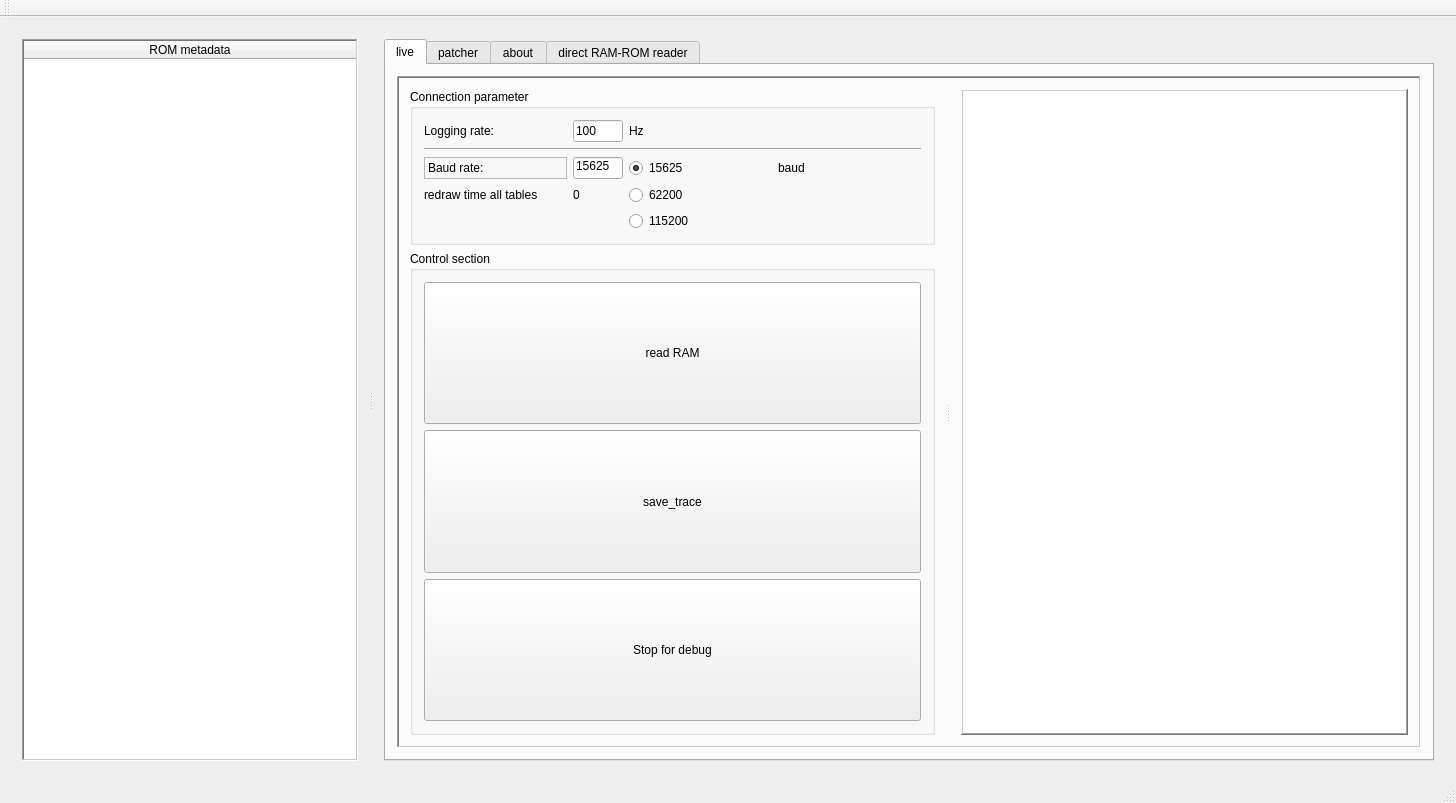
The window that mainwindow.ui (DowJhob/Evo-live-map) describes before a commit, drawn with Qt 5.
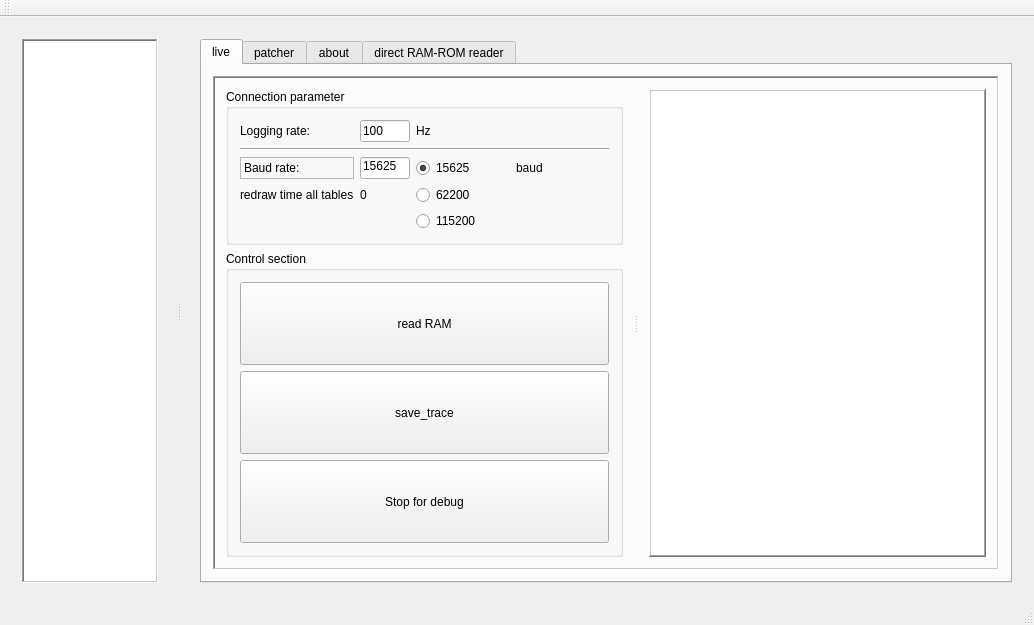
The same window after the commit.

Patch:
```diff
--- a/mainwindow.ui
+++ b/mainwindow.ui
@@ -6,8 +6,8 @@
    <rect>
     <x>0</x>
     <y>0</y>
-    <width>1456</width>
-    <height>803</height>
+    <width>1034</width>
+    <height>596</height>
    </rect>
   </property>
   <property name="sizePolicy">
@@ -68,9 +68,18 @@
    <layout class="QGridLayout" name="gridLayout_5">
     <item row="0" column="0">
      <widget class="QSplitter" name="splitter">
+      <property name="sizePolicy">
+       <sizepolicy hsizetype="Expanding" vsizetype="Expanding">
+        <horstretch>0</horstretch>
+        <verstretch>0</verstretch>
+       </sizepolicy>
+      </property>
       <property name="orientation">
        <enum>Qt::Horizontal</enum>
       </property>
+      <property name="handleWidth">
+       <number>20</number>
+      </property>
       <widget class="QWidget" name="horizontalLayoutWidget">
        <layout class="QHBoxLayout" name="horizontalLayout">
         <item>
@@ -85,13 +94,13 @@
            <enum>QFrame::WinPanel</enum>
           </property>
           <property name="headerHidden">
-           <bool>false</bool>
+           <bool>true</bool>
           </property>
           <property name="columnCount">
            <number>1</number>
           </property>
           <attribute name="headerVisible">
-           <bool>true</bool>
+           <bool>false</bool>
           </attribute>
           <attribute name="headerDefaultSectionSize">
            <number>100</number>
@@ -123,7 +132,7 @@
            <bool>true</bool>
           </property>
           <property name="sizePolicy">
-           <sizepolicy hsizetype="Expanding" vsizetype="Expanding">
+           <sizepolicy hsizetype="MinimumExpanding" vsizetype="Expanding">
             <horstretch>0</horstretch>
             <verstretch>0</verstretch>
            </sizepolicy>
@@ -137,9 +146,7 @@
           <property name="elideMode">
            <enum>Qt::ElideRight</enum>
           </property>
-          <property name="tabBarAutoHide">
-           <bool>true</bool>
-          </property>
+          
           <widget class="QWidget" name="live_tab">
            <property name="sizePolicy">
             <sizepolicy hsizetype="Expanding" vsizetype="Expanding">
```
